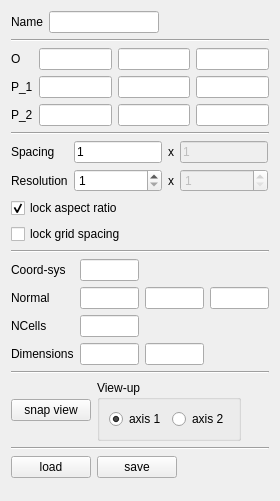
The window that development/pqSQPlaneSourceForm.ui (burlen/SciberQuestToolKit) describes before a commit, drawn with Qt 5.
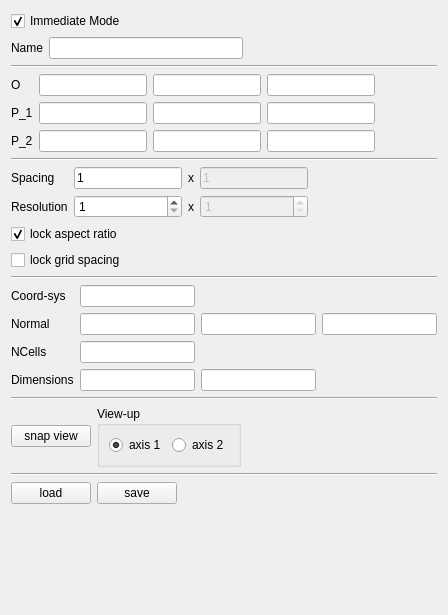
The same window after the commit.

Commit message: ENH: Renamed the on demenad sources to cell generators. Tied the plane source cell generator into the field tracer.

What changed in the file:
```diff
--- a/development/pqSQPlaneSourceForm.ui
+++ b/development/pqSQPlaneSourceForm.ui
@@ -6,14 +6,41 @@
    <rect>
     <x>0</x>
     <y>0</y>
-    <width>280</width>
-    <height>501</height>
+    <width>448</width>
+    <height>615</height>
    </rect>
   </property>
   <property name="windowTitle">
    <string>Form</string>
   </property>
   <layout class="QVBoxLayout" name="verticalLayout">
+   <item>
+    <layout class="QHBoxLayout" name="horizontalLayout_8">
+     <item>
+      <widget class="QCheckBox" name="immediateMode">
+       <property name="text">
+        <string>Immediate Mode</string>
+       </property>
+       <property name="checked">
+        <bool>true</bool>
+       </property>
+      </widget>
+     </item>
+     <item>
+      <spacer name="horizontalSpacer_4">
+       <property name="orientation">
+        <enum>Qt::Horizontal</enum>
+       </property>
+       <property name="sizeHint" stdset="0">
+        <size>
+         <width>40</width>
+         <height>20</height>
+        </size>
+       </property>
+      </spacer>
+     </item>
+    </layout>
+   </item>
    <item>
     <layout class="QHBoxLayout" name="horizontalLayout">
      <item>
```
The commit also changes 24 other files.
